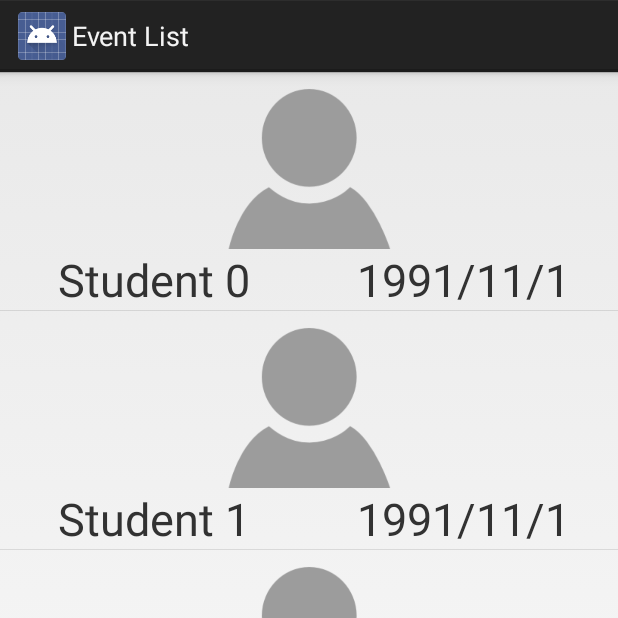
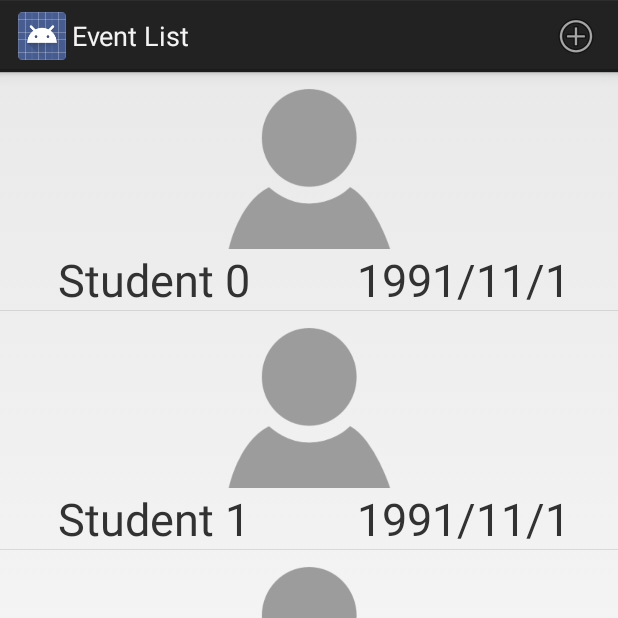
Before and after one commit to dvirHashai/AndroidProject, an Android app: the screen it shows after launch (MainActivity), on a phone screen of 412 x 824 dp, the top half of it. Run offline under Robolectric (Android 15) with nearby library versions, the phone set to English and light mode, and no system bars.

Commit message:
Menu item (add, edit) initialization

```diff
--- a/app/src/main/java/com/cambio/finalprojectandroid/EventAddFragment.java
+++ b/app/src/main/java/com/cambio/finalprojectandroid/EventAddFragment.java
@@ -53,10 +53,10 @@ public class EventAddFragment extends Fragment {
             @Override
             public void onClick(View v) {
                 Date date = new Date(datePicker.getDate().getYear(),datePicker.getDate().getMonth(),datePicker.getDate().getDayOfManth());
-                //Time time = new Time(timePicker)
+                Time time = new Time(timePicker.getTime().getHour(),timePicker.getTime().getMinute());
 
-               // Event event = new Event(null,name.getText().toString(),date,time,price.getText().toString(),location.getText().toString(),"","");
-               // Model.instace.addEvent(event);
+                Event event = new Event(null,name.getText().toString(),date,time,price.getText().toString(),location.getText().toString(),"","");
+                Model.instace.addEvent(event);
                 mListener.onAddEventInteraction();
             }
         });
--- /dev/null
+++ b/app/src/main/res/menu/add_list_item.xml
@@ -0,0 +1,14 @@
+<?xml version="1.0" encoding="utf-8"?>
+<menu xmlns:android="http://schemas.android.com/apk/res/android">
+
+
+
+    <item android:id="@+id/main_add"
+        android:icon="@android:drawable/ic_menu_add"
+        android:title="add"
+        android:showAsAction="ifRoom"
+        />
+
+
+
+</menu>
--- /dev/null
+++ b/app/src/main/res/menu/edit_details_item.xml
@@ -0,0 +1,7 @@
+<?xml version="1.0" encoding="utf-8"?>
+<menu xmlns:android="http://schemas.android.com/apk/res/android">
+    <item android:id="@+id/main_edit"
+        android:icon="@android:drawable/ic_menu_edit"
+        android:title="add"
+        android:showAsAction="ifRoom"/>
+</menu>
```
Also changed, not shown: app/src/main/java/com/cambio/finalprojectandroid/MainActivity.java (+45 -0 lines).
